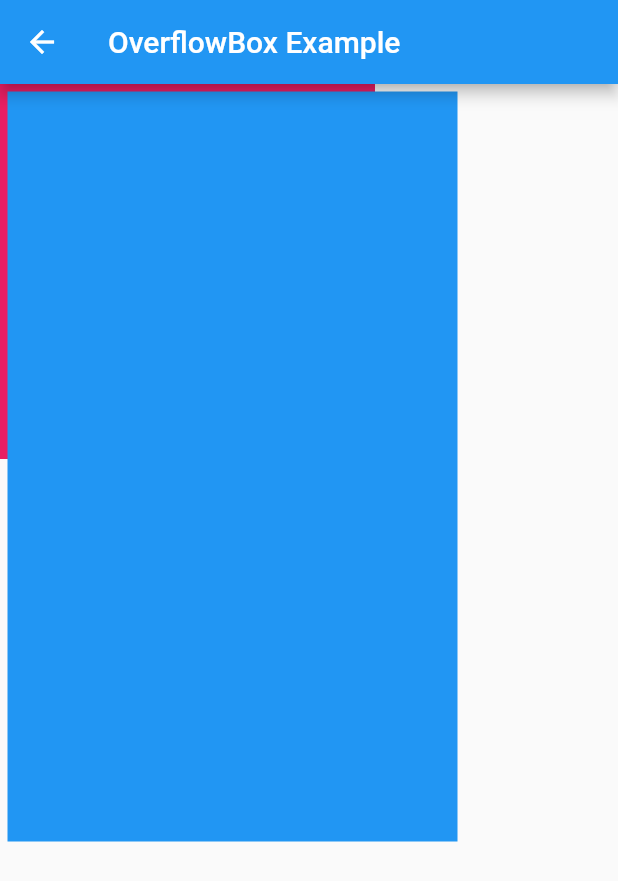
After one commit to simonyang81/practice_flutter, a Flutter app: the OverflowBoxExample screen opened by its route, on a phone screen of 412 x 824 dp. The commit adds this screen. Shown: the top 881 px of the screen. Run offline on Flutter 3.47's test engine with Material 2 defaults, Android fonts, the phone set to English and light mode, and no system bars; our stand-ins replace flutter_blue_plus, flutter_hooks, flutter_spinkit, get, rflutter_alert; missing offline and left inert: f_logs; network calls fail.

Commit message:
container example

```diff
--- a/lib/container_example/container_example_state.dart
+++ b/lib/container_example/container_example_state.dart
@@ -1,3 +1,4 @@
+import 'package:flutter/material.dart';
 import 'package:get/get.dart';
 
 /// FileName container_example_state
@@ -14,6 +15,11 @@ class ContainerExampleState {
 
   late RxList<String> data;
 
+  double width = 100;
+  double height = 100;
+  MaterialColor color = Colors.blue;
+  double matrix4 = 0.0;
+
   ContainerExampleState() {
     data = <String>[].obs;
   }
--- a/lib/main.dart
+++ b/lib/main.dart
@@ -223,6 +223,30 @@ class _MyHomePageState extends State<MyHomePage> {
                 Get.toNamed(Routes.hookExample);
               }, child: const Text('Hook Example')),
 
+              const SizedBox(height: 5,),
+
+              TextButton(onPressed: () {
+                Get.toNamed(Routes.fittedBoxExample);
+              }, child: const Text('Fitted Box Example')),
+
+              const SizedBox(height: 5,),
+
+              TextButton(onPressed: () {
+                Get.toNamed(Routes.overflowBoxExample);
+              }, child: const Text('Overflow Box Example')),
+
+              const SizedBox(height: 5,),
+
+              TextButton(onPressed: () {
+                Get.toNamed(Routes.aspectRatioExample);
+              }, child: const Text('Aspect Ratio Example')),
+
+              const SizedBox(height: 5,),
+
+              TextButton(onPressed: () {
+                Get.toNamed(Routes.fractionallySizedBoxExample);
+              }, child: const Text('Fractionally Sized Box Example')),
+
               const SizedBox(height: 40,),
 
             ],
--- /dev/null
+++ b/lib/overflow_box_example/overflow_box_example.dart
@@ -0,0 +1,50 @@
+/// FileName overflow_box_example
+///
+/// @Author 杨雪松
+/// @Email simonyang81@gmail.com
+/// @Date 2023/5/4 09:42
+///
+/// @Description
+///
+///
+
+import 'package:flutter/material.dart';
+
+class OverflowBoxExample extends StatefulWidget {
+  const OverflowBoxExample({Key? key}) : super(key: key);
+
+  @override
+  State<OverflowBoxExample> createState() => _OverflowBoxExampleState();
+}
+
+class _OverflowBoxExampleState extends State<OverflowBoxExample> {
+  @override
+  Widget build(BuildContext context) {
+    return Scaffold(
+      appBar: AppBar(
+        title: const Text('OverflowBox Example'),
+      ),
+      body: _buildContent(),
+    );
+  }
+
+  Widget _buildContent() {
+    return Container(
+      width: 250,
+      height: 250,
+      color: Colors.pink,
+      padding: const EdgeInsets.all(5),
+      child: OverflowBox(
+        alignment: Alignment.topLeft,
+        maxWidth: 300,
+        maxHeight: 500,
+        child: Container(
+          color: Colors.blue,
+          width: 1000,
+          height: 1000,
+        ),
+      ),
+    );
+  }
+
+}
--- a/lib/routes/pages.dart
+++ b/lib/routes/pages.dart
@@ -17,12 +17,15 @@ import 'package:practice_flutter/ble_example/ble_example.dart';
 import 'package:practice_flutter/box_constraints_example/box_constraints_example.dart';
 import 'package:practice_flutter/canvas_example/canvas_example.dart';
 import 'package:practice_flutter/container_example/container_example_view.dart';
+import 'package:practice_flutter/fitted_box_example/FittedBoxExample.dart';
 import 'package:practice_flutter/flutter_timer_example/flutter_timer_example.dart';
+import 'package:practice_flutter/fractionally_sized_box_example/fractionally_sized_box_example.dart';
 import 'package:practice_flutter/get_x_example/counter_page/counter_view.dart';
 import 'package:practice_flutter/get_x_example/get_x_example_view.dart';
 import 'package:practice_flutter/heating_example/heating_example.dart';
 import 'package:practice_flutter/hook_example/hook_example.dart';
 import 'package:practice_flutter/list_example/list_view_example.dart';
+import 'package:practice_flutter/overflow_box_example/overflow_box_example.dart';
 import 'package:practice_flutter/painter_example/painter_example.dart';
 import 'package:practice_flutter/remaining_time_example/remaining_time_example.dart';
 import 'package:practice_flutter/sized_box_example/SizedBoxExample.dart';
@@ -32,6 +35,7 @@ import 'package:practice_flutter/text_example/text_example.dart';
 import 'package:practice_flutter/text_field_example/text_field_example.dart';
 
 import '../app_bar_example/app_bar_example.dart';
+import '../aspect_ratio_example/aspect_ratio_example.dart';
 import '../button_example/button_example.dart';
 import '../dialog_example/dialog_example.dart';
 import '../material_app_example/material_app_example1.dart';
@@ -177,7 +181,15 @@ class Pages {
     // CounterPagePage 的路由
     GetPage(name: Routes.counterExample, page: () => CounterPage(), transition: Transition.rightToLeft),
 
-    GetPage(name: Routes.hookExample, page: () => HookExample(), transition: Transition.rightToLeft),
+    GetPage(name: Routes.hookExample, page: () => const HookExample(), transition: Transition.rightToLeft),
+
+    GetPage(name: Routes.fittedBoxExample, page: () => const FittedBoxExample(), transition: Transition.rightToLeft),
+
+    GetPage(name: Routes.overflowBoxExample, page: () => const OverflowBoxExample(), transition: Transition.rightToLeft),
+
+    GetPage(name: Routes.aspectRatioExample, page: () => const AspectRatioExample(), transition: Transition.rightToLeft),
+
+    GetPage(name: Routes.fractionallySizedBoxExample, page: () => const FractionallySizedBoxExample(), transition: Transition.rightToLeft),
 
 
   ];
--- a/lib/routes/routes.dart
+++ b/lib/routes/routes.dart
@@ -42,6 +42,10 @@ abstract class Routes {
   static const flutterTimerExample        = '/flutter-timer-example';
   static const counterExample             = '/counter-example';
   static const hookExample                = "/hookExample";
+  static const fittedBoxExample           = '/fitted-box-example';
+  static const overflowBoxExample         = '/overflow-box-example';
+  static const aspectRatioExample         = '/aspect-ratio-example';
+  static const fractionallySizedBoxExample  = '/fractionally-sized-box-example';
 
   static const canvasExample              = '/canvas-example';
 
```
Also changed, not shown: lib/aspect_ratio_example/aspect_ratio_example.dart (added, +44 -0 lines), lib/container_example/container_example_view.dart (+52 -49 lines), lib/fitted_box_example/FittedBoxExample.dart (added, +46 -0 lines), lib/fractionally_sized_box_example/fractionally_sized_box_example.dart (added, +48 -0 lines), lib/text_field_example/text_field_example.dart (+62 -38 lines).
